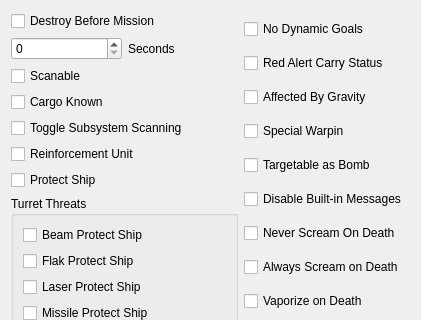
Before: the Qt Designer form qtfred/ui/ShipFlagsDialog.ui in scp-fs2open/fs2open.github.com, drawn with Qt 5; both pictures show x 0 to 421 and y 0 to 320 of the 421 by 716 pixel window.
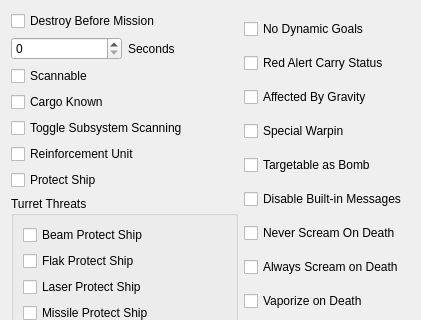
After: the same form once the commit is applied. Custom widgets are drawn as their Qt base class.

Commit message: Fix Scannable Misspelling

```diff
--- a/qtfred/ui/ShipFlagsDialog.ui
+++ b/qtfred/ui/ShipFlagsDialog.ui
@@ -44,9 +44,9 @@
       </layout>
      </item>
      <item>
-      <widget class="fso::fred::ShipFlagCheckbox" name="scanableCheckbox">
+      <widget class="fso::fred::ShipFlagCheckbox" name="scannableCheckbox">
        <property name="text">
-        <string>Scanable</string>
+        <string>Scannable</string>
        </property>
        <property name="tristate">
         <bool>true</bool>
```
The commit also changes 1 other file.
